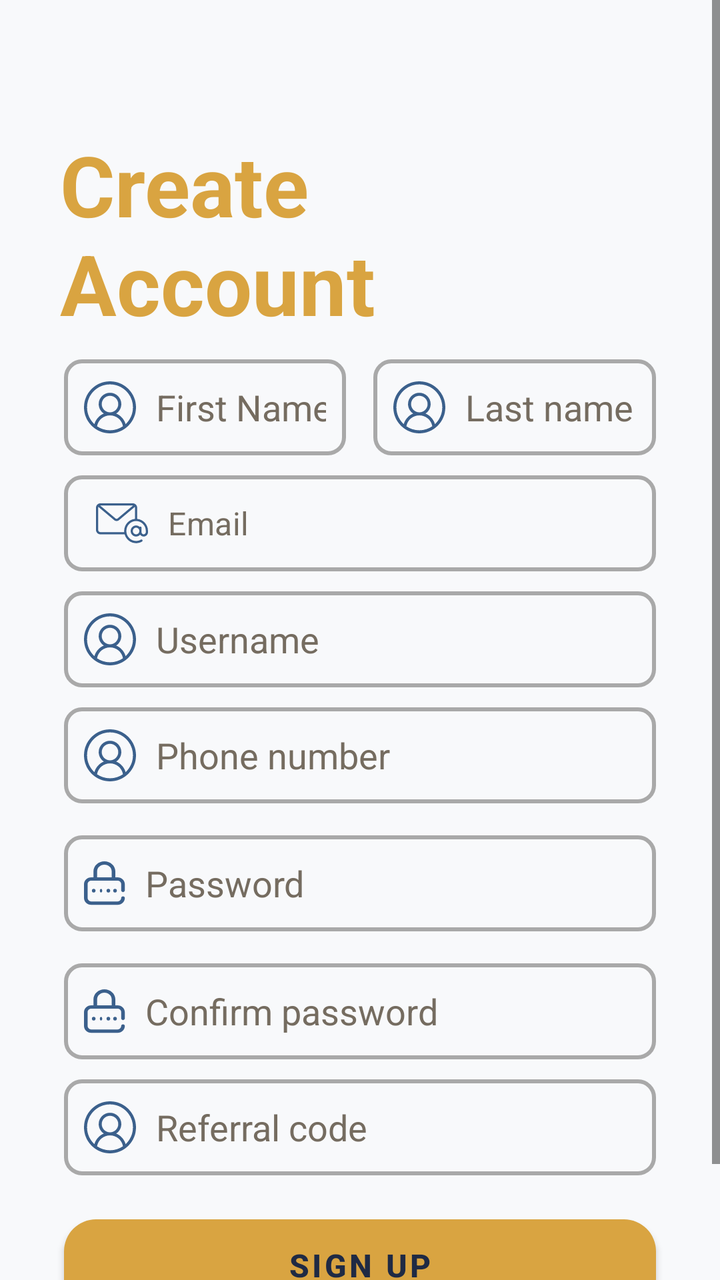
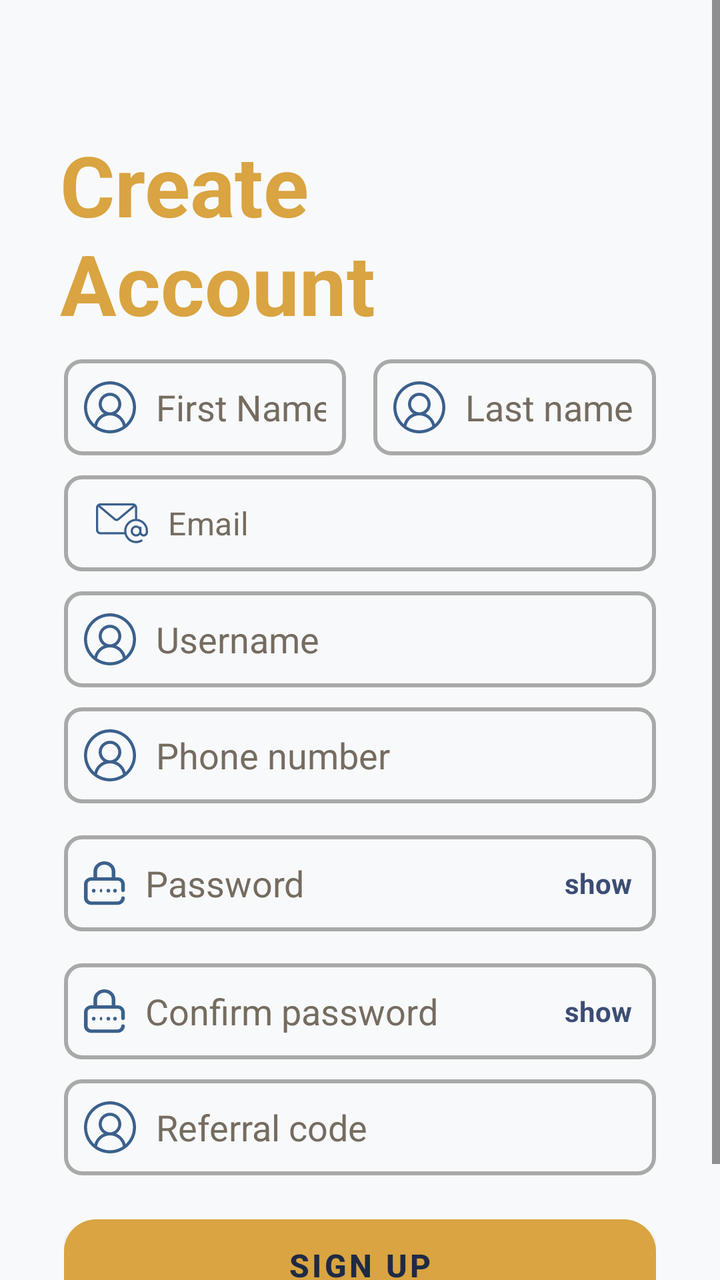

Two renders of the same Android screen: before a commit and after it. Below are the layout's source before the change and the commit's diff.
<!-- AndroidManifest.xml: application theme Theme.MADIOTECH -->
<!-- res/layout/activity_signup.xml -->
<?xml version="1.0" encoding="utf-8"?>
<androidx.constraintlayout.widget.ConstraintLayout
    xmlns:android="http://schemas.android.com/apk/res/android"
    xmlns:app="http://schemas.android.com/apk/res-auto"
    xmlns:tools="http://schemas.android.com/tools"
    android:layout_width="match_parent"
    android:layout_height="match_parent"
    android:background="@color/colorBackground"
    tools:context=".MainActivity">

    <ScrollView
        android:layout_width="match_parent"
        android:layout_height="match_parent"
        app:layout_constraintBottom_toBottomOf="parent"
        app:layout_constraintEnd_toEndOf="parent"
        app:layout_constraintStart_toStartOf="parent">

        <LinearLayout
            android:layout_width="match_parent"
            android:layout_height="wrap_content"
            android:orientation="vertical">

            <TextView
                android:id="@+id/signupGreeting"
                android:layout_width="match_parent"
                android:layout_height="wrap_content"
                android:layout_marginTop="64dp"
                android:layout_marginStart="30dp"
                android:layout_marginEnd="30dp"
                android:text="Create\nAccount"
                android:textColor="@color/colorSecondary"
                android:textSize="42sp"
                android:textStyle="bold" />

            <LinearLayout
                android:layout_width="match_parent"
                android:layout_height="wrap_content"
                android:orientation="horizontal">

                <EditText
                    android:id="@+id/editTextFirstName"
                    android:layout_width="0dp"
                    android:layout_height="48dp"
                    android:layout_weight="1"
                    android:layout_marginStart="32dp"
                    android:layout_marginTop="10dp"
                    android:layout_marginEnd="12dp"
                    android:background="@drawable/edittext_bg"
                    android:drawableStart="@drawable/name"
                    android:drawablePadding="10dp"
                    android:hint="First Name"
                    android:inputType="textPersonName"
                    android:padding="10dp"
                    android:textColor="@color/colorOnBackground"
                    android:textColorHint="#756c60" />

                <EditText
                    android:id="@+id/editTextLastName"
                    android:layout_width="0dp"
                    android:layout_height="48dp"
                    android:layout_weight="1"
                    android:layout_marginStart="1.5dp"
                    android:layout_marginTop="10dp"
                    android:layout_marginEnd="32dp"
                    android:background="@drawable/edittext_bg"
                    android:drawableStart="@drawable/name"
                    android:drawablePadding="10dp"
                    android:hint="Last name"
                    android:inputType="textPersonName"
                    android:padding="10dp"
                    android:textColor="@color/colorOnBackground"
                    android:textColorHint="#756c60" />
            </LinearLayout>

            
            <EditText
                android:id="@+id/editTextEmailAddress"
                style="@style/Widget.MaterialComponents.TextInputEditText.FilledBox"
                android:layout_width="match_parent"
                android:layout_height="48dp"
                android:layout_marginHorizontal="32dp"
                android:layout_marginTop="10dp"
                android:background="@drawable/edittext_bg"
                android:drawableStart="@drawable/email"
                android:drawablePadding="10dp"
                android:hint="Email"
                android:inputType="textEmailAddress"
                android:padding="10dp"
                android:textColor="@color/colorOnBackground"
                android:textColorHint="#756c60" />

            <EditText
                android:id="@+id/editTextUsername"
                android:layout_width="match_parent"
                android:layout_height="48dp"
                android:layout_marginHorizontal="32dp"
                android:layout_marginTop="10dp"
                android:background="@drawable/edittext_bg"
                android:drawableStart="@drawable/name"
                android:drawablePadding="10dp"
                android:hint="Username"
                android:inputType="textPersonName"
                android:padding="10dp"
                android:textColor="@color/colorOnBackground"
                android:textColorHint="#756c60" />

            <EditText
                android:id="@+id/editTextPhoneNumber"
                android:layout_width="match_parent"
                android:layout_height="48dp"
                android:layout_marginHorizontal="32dp"
                android:layout_marginTop="10dp"
                android:background="@drawable/edittext_bg"
                android:drawableStart="@drawable/name"
                android:drawablePadding="10dp"
                android:hint="Phone number"
                android:inputType="phone"
                android:padding="10dp"
                android:textColor="@color/colorOnBackground"
                android:textColorHint="#756c60" />

            <EditText
                android:id="@+id/editTextPassword"
                android:layout_width="match_parent"
                android:layout_height="48dp"
                android:layout_marginHorizontal="32dp"
                android:layout_marginTop="16dp"
                android:background="@drawable/edittext_bg"
                android:drawableStart="@drawable/password"
                android:drawablePadding="10dp"
                android:hint="Password"
                android:inputType="textPassword"
                android:padding="10dp"
                android:textColor="@color/colorOnBackground"
                android:textColorHint="#756c60" />

            <EditText
                android:id="@+id/editTextConfirmPassword"
                android:layout_width="match_parent"
                android:layout_height="48dp"
                android:layout_marginHorizontal="32dp"
                android:layout_marginTop="16dp"
                android:background="@drawable/edittext_bg"
                android:drawableStart="@drawable/password"
                android:drawablePadding="10dp"
                android:hint="Confirm password"
                android:inputType="textPassword"
                android:padding="10dp"
                android:textColor="@color/colorOnBackground"
                android:textColorHint="#756c60" />

            <EditText
                android:id="@+id/editTextReferalCode"
                android:layout_width="match_parent"
                android:layout_height="48dp"
                android:layout_marginHorizontal="32dp"
                android:layout_marginTop="10dp"
                android:background="@drawable/edittext_bg"
                android:drawableStart="@drawable/name"
                android:drawablePadding="10dp"
                android:hint="Referral code"
                android:inputType="text"
                android:padding="10dp"
                android:textColor="@color/colorOnBackground"
                android:textColorHint="#756c60" />

            
            <com.google.android.material.button.MaterialButton
                android:id="@+id/signupPageSignUp"
                style="@style/Widget.MaterialComponents.Button"
                android:layout_width="match_parent"
                android:layout_height="wrap_content"
                android:layout_marginTop="16dp"
                android:layout_marginHorizontal="32dp"
                android:text="Sign Up"
                android:textSize="16sp"
                android:textStyle="bold"
                android:textColor="@color/colorOnSecondary"
                app:backgroundTint="@color/colorSecondary"
                app:cornerRadius="16dp"
                android:elevation="6dp"
                android:paddingVertical="12dp" />

            <TextView
                android:id="@+id/textClickableViewLogin"
                android:layout_width="match_parent"
                android:layout_height="wrap_content"
                android:layout_marginTop="18dp"
                android:text="Already have an account? Login"
                android:textAlignment="center"
                android:textColor="@color/primary_blue"
                android:textSize="18sp"
                android:textStyle="bold" />

        </LinearLayout>
    </ScrollView>
</androidx.constraintlayout.widget.ConstraintLayout>
<!-- resources referenced by this layout -->
<resources>
  <color name="colorBackground">#F8F9FB</color>
  <color name="colorOnBackground">#1C1C1C</color>
  <color name="colorOnSecondary">#1F2A44</color>
  <color name="colorSecondary">@color/accent_gold</color>
  <color name="primary_blue">#3B4D75</color>
  <!-- drawable edittext_bg (drawable) -->
  <?xml version="1.0" encoding="utf-8"?>
  <selector xmlns:android="http://schemas.android.com/apk/res/android">
      <item>
          <shape android:shape="rectangle">
              
  
  
              
              <stroke
                  android:width="2dp"
                  android:color="#A9A9A9" /> 
  
              
              <corners android:radius="8dp" />
  
              
              <padding
                  android:left="12dp"
                  android:top="10dp"
                  android:right="12dp"
                  android:bottom="10dp" />
          </shape>
      </item>
  </selector>
  <!-- drawable email: png bitmap (drawable-hdpi, 1038 bytes) -->
  <!-- drawable name: png bitmap (drawable-hdpi, 1406 bytes) -->
  <!-- drawable password: png bitmap (drawable-hdpi, 707 bytes) -->
  <style name="Theme.MADIOTECH" parent="Base.Theme.MADIOTECH" />
  <color name="accent_gold">#D9A441</color>
  <style name="Base.Theme.MADIOTECH" parent="Theme.MaterialComponents.Light.NoActionBar">
          
          <item name="colorPrimary">@color/primary_blue</item>
          <item name="colorPrimaryVariant">@color/dark_blue</item>
          <item name="colorSecondary">@color/accent_gold</item>
  
          
          <item name="android:colorBackground">@color/colorBackground</item>
          <item name="colorSurface">@color/colorSurface</item>
          <item name="android:forceDarkAllowed">false</item>
          
          <item name="android:windowBackground">@color/colorBackground</item>
  
          
          <item name="android:textColorPrimary">@color/colorOnBackground</item>
          <item name="android:textColorSecondary">@color/colorOnSurface</item>
  
          
          <item name="android:statusBarColor">@color/dark_blue</item>
          <item name="android:navigationBarColor">@color/primary_blue</item>
  
          
          <item name="colorOnPrimary">@color/colorOnPrimary</item>
          <item name="colorOnSecondary">@color/colorOnSecondary</item>
          <item name="colorOnBackground">@color/colorOnBackground</item>
          <item name="colorOnSurface">@color/colorOnSurface</item>
      </style>
  <color name="dark_blue">#1F2A44</color>
  <color name="colorSurface">#F1F3F6</color>
  <color name="colorOnSurface">#2E2E2E</color>
  <color name="colorOnPrimary">#FFFFFF</color>
</resources>

<!-- the commit's change to res/layout/activity_signup.xml (unified diff, before → after) -->
@@ -6,7 +6,7 @@
     android:layout_width="match_parent"
     android:layout_height="match_parent"
     android:background="@color/colorBackground"
-    tools:context=".MainActivity">
+    tools:context=".SignupActivity">
 
     <ScrollView
         android:layout_width="match_parent"
@@ -119,35 +119,71 @@
                 android:textColor="@color/colorOnBackground"
                 android:textColorHint="#756c60" />
 
-            <EditText
-                android:id="@+id/editTextPassword"
-                android:layout_width="match_parent"
-                android:layout_height="48dp"
-                android:layout_marginHorizontal="32dp"
-                android:layout_marginTop="16dp"
-                android:background="@drawable/edittext_bg"
-                android:drawableStart="@drawable/password"
-                android:drawablePadding="10dp"
-                android:hint="Password"
-                android:inputType="textPassword"
-                android:padding="10dp"
-                android:textColor="@color/colorOnBackground"
-                android:textColorHint="#756c60" />
-
-            <EditText
-                android:id="@+id/editTextConfirmPassword"
-                android:layout_width="match_parent"
-                android:layout_height="48dp"
-                android:layout_marginHorizontal="32dp"
-                android:layout_marginTop="16dp"
-                android:background="@drawable/edittext_bg"
-                android:drawableStart="@drawable/password"
-                android:drawablePadding="10dp"
-                android:hint="Confirm password"
-                android:inputType="textPassword"
-                android:padding="10dp"
-                android:textColor="@color/colorOnBackground"
-                android:textColorHint="#756c60" />
+            <FrameLayout
+                android:layout_width="match_parent"
+                android:layout_height="48dp"
+                android:layout_marginHorizontal="32dp"
+                android:layout_marginTop="16dp">
+
+                <EditText
+                    android:id="@+id/editTextPassword"
+                    android:layout_width="match_parent"
+                    android:layout_height="match_parent"
+                    android:background="@drawable/edittext_bg"
+                    android:drawableStart="@drawable/password"
+                    android:drawablePadding="10dp"
+                    android:hint="Password"
+                    android:inputType="textPassword"
+                    android:paddingStart="10dp"
+                    android:paddingEnd="64dp"
+                    android:textColor="@color/colorOnBackground"
+                    android:textColorHint="#756c60" />
+
+                <TextView
+                    android:id="@+id/textViewPasswordToggle"
+                    android:layout_width="wrap_content"
+                    android:layout_height="match_parent"
+                    android:layout_gravity="end|center_vertical"
+                    android:gravity="center"
+                    android:paddingEnd="12dp"
+                    android:paddingStart="12dp"
+                    android:text="show"
+                    android:textColor="@color/primary_blue"
+                    android:textStyle="bold" />
+            </FrameLayout>
+
+            <FrameLayout
+                android:layout_width="match_parent"
+                android:layout_height="48dp"
+                android:layout_marginHorizontal="32dp"
+                android:layout_marginTop="16dp">
+
+                <EditText
+                    android:id="@+id/editTextConfirmPassword"
+                    android:layout_width="match_parent"
+                    android:layout_height="match_parent"
+                    android:background="@drawable/edittext_bg"
+                    android:drawableStart="@drawable/password"
+                    android:drawablePadding="10dp"
+                    android:hint="Confirm password"
+                    android:inputType="textPassword"
+                    android:paddingStart="10dp"
+                    android:paddingEnd="64dp"
+                    android:textColor="@color/colorOnBackground"
+                    android:textColorHint="#756c60" />
+
+                <TextView
+                    android:id="@+id/textViewConfirmPasswordToggle"
+                    android:layout_width="wrap_content"
+                    android:layout_height="match_parent"
+                    android:layout_gravity="end|center_vertical"
+                    android:gravity="center"
+                    android:paddingEnd="12dp"
+                    android:paddingStart="12dp"
+                    android:text="show"
+                    android:textColor="@color/primary_blue"
+                    android:textStyle="bold" />
+            </FrameLayout>
 
             <EditText
                 android:id="@+id/editTextReferalCode"
@@ -165,32 +201,46 @@
                 android:textColorHint="#756c60" />
 
             
-            <com.google.android.material.button.MaterialButton
-                android:id="@+id/signupPageSignUp"
-                style="@style/Widget.MaterialComponents.Button"
+            <FrameLayout
                 android:layout_width="match_parent"
                 android:layout_height="wrap_content"
                 android:layout_marginTop="16dp"
-                android:layout_marginHorizontal="32dp"
-                android:text="Sign Up"
-                android:textSize="16sp"
-                android:textStyle="bold"
-                android:textColor="@color/colorOnSecondary"
-                app:backgroundTint="@color/colorSecondary"
-                app:cornerRadius="16dp"
-                android:elevation="6dp"
-                android:paddingVertical="12dp" />
-
-            <TextView
-                android:id="@+id/textClickableViewLogin"
-                android:layout_width="match_parent"
-                android:layout_height="wrap_content"
-                android:layout_marginTop="18dp"
-                android:text="Already have an account? Login"
-                android:textAlignment="center"
-                android:textColor="@color/primary_blue"
-                android:textSize="18sp"
-                android:textStyle="bold" />
+                android:layout_marginHorizontal="32dp">
+
+                <com.google.android.material.button.MaterialButton
+                    android:id="@+id/signupPageSignUp"
+                    style="@style/Widget.MaterialComponents.Button"
+                    android:layout_width="match_parent"
+                    android:layout_height="wrap_content"
+                    android:text="Sign Up"
+                    android:textSize="16sp"
+                    android:textStyle="bold"
+                    android:textColor="@color/colorOnSecondary"
+                    app:backgroundTint="@color/colorSecondary"
+                    app:cornerRadius="16dp"
+                    android:elevation="6dp"
+                    android:paddingVertical="12dp" />
+
+                <ProgressBar
+                    android:id="@+id/signupProgressBar"
+                    android:layout_width="36dp"
+                    android:layout_height="36dp"
+                    android:layout_gravity="center"
+                    android:visibility="gone"
+                    android:indeterminateTint="@color/colorOnSecondary" />
+
+            </FrameLayout>
+
+             <TextView
+                 android:id="@+id/textClickableViewLogin"
+                 android:layout_width="match_parent"
+                 android:layout_height="wrap_content"
+                 android:layout_marginTop="18dp"
+                 android:text="Already have an account? Login"
+                 android:textAlignment="center"
+                 android:textColor="@color/primary_blue"
+                 android:textSize="18sp"
+                 android:textStyle="bold" />
 
         </LinearLayout>
     </ScrollView>
